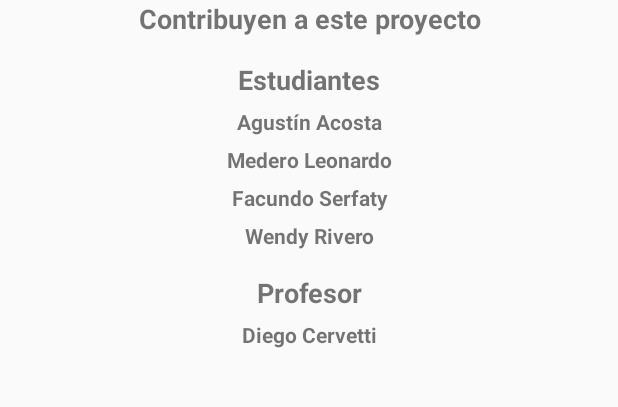
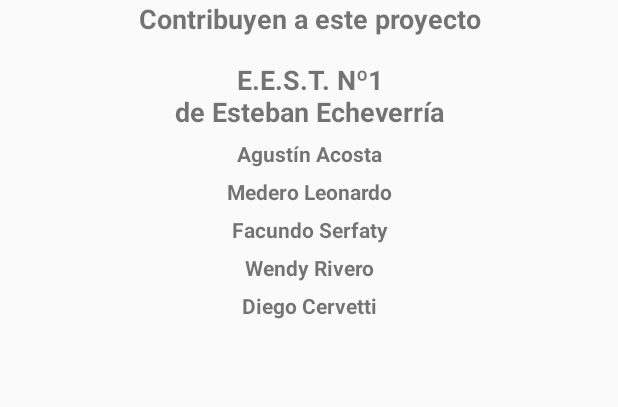
Before and after one commit to diegocervetti/Edu-T, an Android app: the ContributorsActivity screen opened directly, with no data from a screen before it, on a phone screen of 412 x 824 dp, the part 246-653 px from its top. Run offline under Robolectric (Android 15) with nearby library versions, the phone set to English and light mode, and no system bars.

Commit message:
final v 1.0

```diff
--- a/app/src/main/res/layout/layout_ayuda_pantalla_1.xml
+++ b/app/src/main/res/layout/layout_ayuda_pantalla_1.xml
@@ -28,6 +28,7 @@
             android:textStyle="bold" />
 
         <TextView
+            android:id="@+id/textView"
             android:layout_width="wrap_content"
             android:layout_height="wrap_content"
             android:paddingLeft="40dp"
--- a/app/src/main/res/layout/layout_contributors.xml
+++ b/app/src/main/res/layout/layout_contributors.xml
@@ -21,7 +21,7 @@
     <TextView
         android:layout_width="match_parent"
         android:layout_height="wrap_content"
-        android:text="Estudiantes"
+        android:text="E.E.S.T. Nº1\nde Esteban Echeverría"
         android:textStyle="bold"
         android:textSize="18sp"
         android:textAlignment="center"
@@ -66,15 +66,6 @@
     <TextView
         android:layout_width="match_parent"
         android:layout_height="wrap_content"
-        android:text="Profesor"
-        android:textStyle="bold"
-        android:textSize="18sp"
-        android:textAlignment="center"
-        android:layout_marginTop="16dp"/>
-
-    <TextView
-        android:layout_width="match_parent"
-        android:layout_height="wrap_content"
         android:text="@string/profe"
         android:textStyle="bold"
         android:textSize="14sp"
```
Also changed, not shown: app/src/main/res/values/strings.xml (+8 -8 lines).
